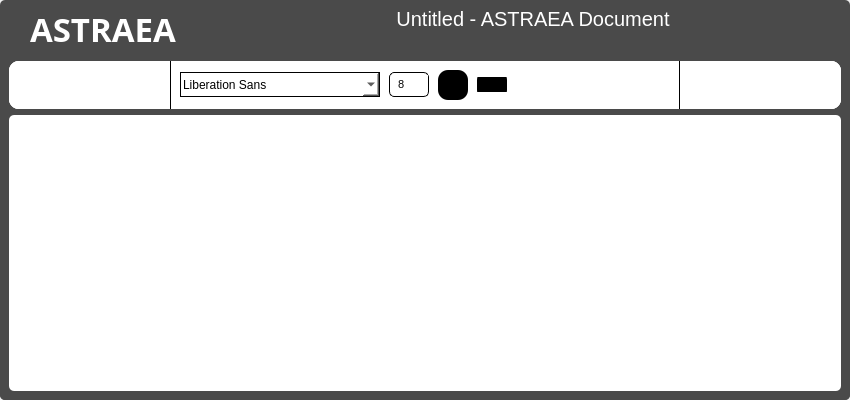
Before: the Qt Designer form UI_Files/Pad.ui in hoangm960/Astraea, drawn with Qt 5.
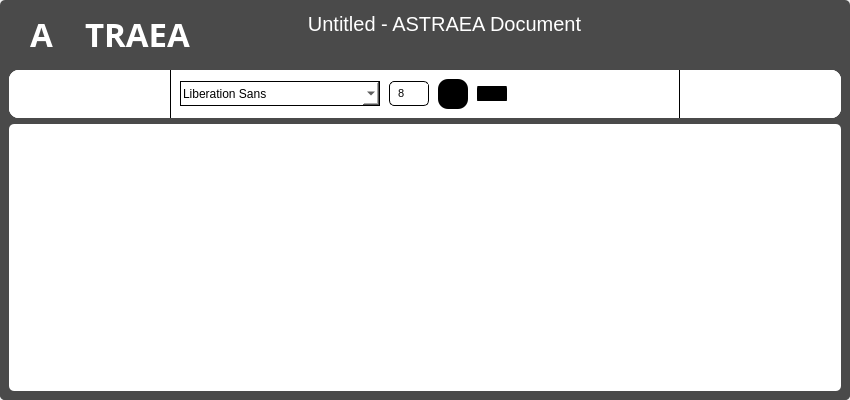
After: the same form once the commit is applied. Icons and pictures are not drawn.

The edit to the form file:
```diff
--- a/UI_Files/Pad.ui
+++ b/UI_Files/Pad.ui
@@ -101,27 +101,130 @@
            <number>0</number>
           </property>
           <item>
-           <widget class="QLabel" name="title_label">
+           <widget class="QFrame" name="frame_2">
+            <property name="minimumSize">
+             <size>
+              <width>180</width>
+              <height>0</height>
+             </size>
+            </property>
             <property name="maximumSize">
              <size>
-              <width>16777215</width>
+              <width>180</width>
               <height>16777215</height>
              </size>
             </property>
-            <property name="font">
-             <font>
-              <family>Montserrat Semi Bold</family>
-              <pointsize>25</pointsize>
-              <weight>75</weight>
-              <bold>true</bold>
-             </font>
+            <property name="frameShape">
+             <enum>QFrame::StyledPanel</enum>
             </property>
-            <property name="styleSheet">
-             <string notr="true">color: rgb(255,255,255);</string>
+            <property name="frameShadow">
+             <enum>QFrame::Raised</enum>
             </property>
-            <property name="text">
-             <string>ASTRAEA</string>
-            </property>
+            <layout class="QHBoxLayout" name="horizontalLayout_12">
+             <property name="spacing">
+              <number>0</number>
+             </property>
+             <property name="leftMargin">
+              <number>0</number>
+             </property>
+             <property name="topMargin">
+              <number>0</number>
+             </property>
+             <property name="rightMargin">
+              <number>0</number>
+             </property>
+             <property name="bottomMargin">
+              <number>0</number>
+             </property>
+             <item>
+              <widget class="QLabel" name="label_8">
+               <property name="minimumSize">
+                <size>
+                 <width>25</width>
+                 <height>0</height>
+                </size>
+               </property>
+               <property name="maximumSize">
+                <size>
+                 <width>25</width>
+                 <height>16777215</height>
+                </size>
+               </property>
+               <property name="font">
+                <font>
+                 <family>Montserrat Semi Bold</family>
+                 <pointsize>25</pointsize>
+                 <weight>75</weight>
+                 <bold>true</bold>
+                </font>
+               </property>
+               <property name="styleSheet">
+                <string notr="true">color: rgb(255,255,255);</string>
+               </property>
+               <property name="text">
+                <string>A</string>
+               </property>
+              </widget>
+             </item>
+             <item>
+              <widget class="QFrame" name="frame_8">
+               <property name="minimumSize">
+                <size>
+                 <width>30</width>
+                 <height>55</height>
+                </size>
+               </property>
+               <property name="maximumSize">
+                <size>
+                 <width>30</width>
+                 <height>50</height>
+                </size>
+               </property>
+               <property name="font">
+                <font>
+                 <family>Montserrat Semi Bold</family>
+                 <pointsize>25</pointsize>
+                 <weight>75</weight>
+                 <bold>true</bold>
+                </font>
+               </property>
+               <property name="styleSheet">
+                <string notr="true">background: transparent;
+image: url(:/images/icons/nogo-01.png);</string>
+               </property>
+               <property name="frameShape">
+                <enum>QFrame::StyledPanel</enum>
+               </property>
+               <property name="frameShadow">
+                <enum>QFrame::Raised</enum>
+               </property>
+              </widget>
+             </item>
+             <item>
+              <widget class="QLabel" name="label_7">
+               <property name="maximumSize">
+                <size>
+                 <width>16777215</width>
+                 <height>16777215</height>
+                </size>
+               </property>
+               <property name="font">
+                <font>
+                 <family>Montserrat Semi Bold</family>
+                 <pointsize>25</pointsize>
+                 <weight>75</weight>
+                 <bold>true</bold>
+                </font>
+               </property>
+               <property name="styleSheet">
+                <string notr="true">color: rgb(255,255,255);</string>
+               </property>
+               <property name="text">
+                <string>TRAEA</string>
+               </property>
+              </widget>
+             </item>
+            </layout>
            </widget>
           </item>
           <item>
```
